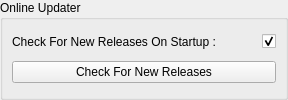
Above: src/components/addons/onlineUpdater/ui/Online_Updater.ui from KelSolaar/sIBL_GUI before the change. Below: the same form after it.
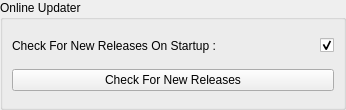
That is the form after the change.

```diff
--- a/src/components/addons/onlineUpdater/ui/Online_Updater.ui
+++ b/src/components/addons/onlineUpdater/ui/Online_Updater.ui
@@ -2,6 +2,14 @@
 <ui version="4.0">
  <class>Online_Updater_Form</class>
  <widget class="QWidget" name="Online_Updater_Form">
+  <property name="geometry">
+   <rect>
+    <x>0</x>
+    <y>0</y>
+    <width>346</width>
+    <height>110</height>
+   </rect>
+  </property>
   <property name="windowTitle">
    <string>Form</string>
   </property>
```
Left out of the diff: 4 changed lines with no effect on the pictures.
